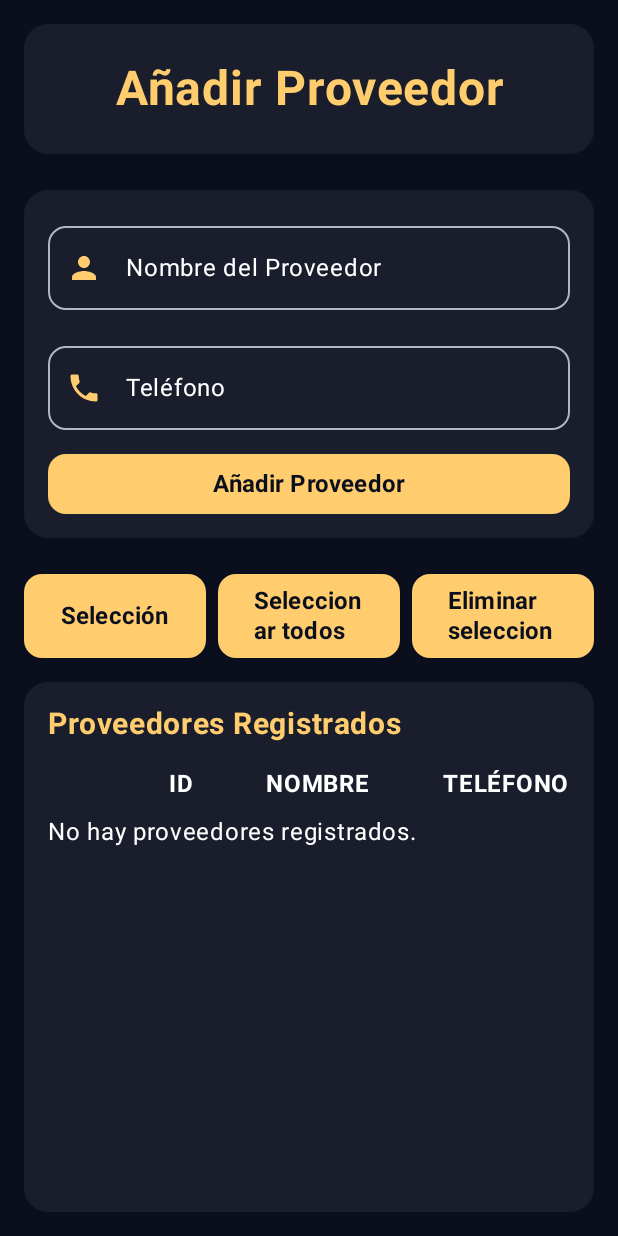
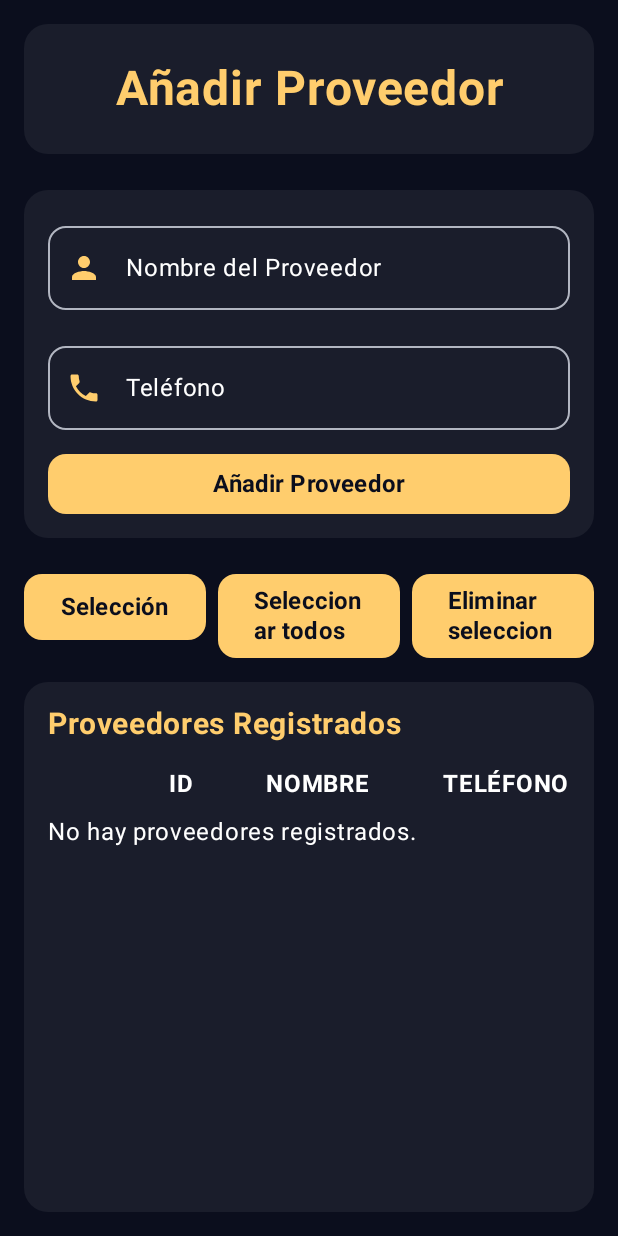
Before and after one commit to FingerSpinx7/BillarApp, an Android app built with Jetpack Compose: the screen it shows after launch (AgregarProveedor), after a tap on "Selección", on a phone screen of 412 x 824 dp. Run offline under Robolectric (Android 15) with nearby library versions, the light colour scheme and no system bars; libraries missing offline, so code that uses them is left out: io.github.jan.supabase; 1 statement that could not run was skipped.

Commit message:
Cambios en AgregarProveedor.kt

```diff
--- a/app/src/main/java/com/example/billarapp/presentation/view/AgregarProveedor.kt
+++ b/app/src/main/java/com/example/billarapp/presentation/view/AgregarProveedor.kt
@@ -85,7 +85,6 @@
     var mostrarDialogoConfirmacion by remember { mutableStateOf(false) }
     var mostrarDialogoExito by remember { mutableStateOf(false) }
     var mostrarDialogoEliminar by remember { mutableStateOf(false) }
-
     fun cargarProveedores() {
         coroutineScope.launch {
             try {
@@ -308,13 +307,16 @@
                 }
             }
 
-            // Botones de selección
+            var textoSeleccionar by remember { mutableStateOf("Seleccionar todos") }
+
+// Botones de selección
             Row(
                 modifier = Modifier
                     .fillMaxWidth()
                     .padding(bottom = 16.dp),
                 horizontalArrangement = Arrangement.spacedBy(8.dp)
             ) {
+                // Botón para habilitar/deshabilitar el modo selección
                 Button(
                     onClick = { modoSeleccion = !modoSeleccion },
                     colors = ButtonDefaults.buttonColors(
@@ -322,7 +324,7 @@
                     ),
                     modifier = Modifier
                         .weight(1f)
-                        .height(56.dp),
+                        .height(44.dp),
                     shape = RoundedCornerShape(12.dp)
                 ) {
                     Text(
@@ -333,14 +335,19 @@
                     )
                 }
 
+                // Botón de seleccionar/deseleccionar todos
                 if (modoSeleccion) {
                     Button(
                         onClick = {
                             if (proveedoresSeleccionados.size == proveedores.size) {
+                                // Deseleccionar todos
                                 proveedoresSeleccionados.clear()
+                                textoSeleccionar = "Seleccionar todos"
                             } else {
+                                // Seleccionar todos
                                 proveedoresSeleccionados.clear()
                                 proveedoresSeleccionados.addAll(proveedores)
+                                textoSeleccionar = "Deseleccionar todos"
                             }
                         },
                         colors = ButtonDefaults.buttonColors(
@@ -352,13 +359,14 @@
                         shape = RoundedCornerShape(12.dp)
                     ) {
                         Text(
-                            "Seleccionar todos",
+                            textoSeleccionar,
                             color = Color(0xFF0B0E1D),
                             fontSize = 16.sp,
                             fontWeight = FontWeight.Bold
                         )
                     }
 
+                    // Botón de eliminar seleccionados
                     Button(
                         onClick = {
                             if (proveedoresSeleccionados.isNotEmpty()) {
@@ -382,6 +390,7 @@
                     }
                 }
             }
+
 
             // Lista de proveedores
             Card(
```
Also changed, not shown: app/src/main/java/com/example/billarapp/domain/useCase.kt (+7 -6 lines).
